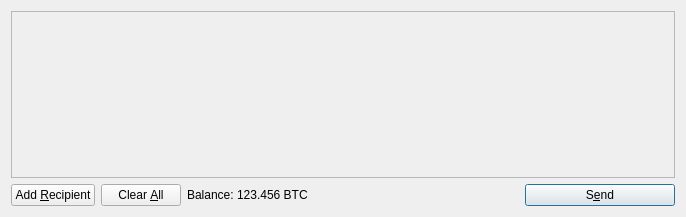
Old version of the form src/qt/forms/sendcoinsdialog.ui in the repository quark-project/quark.
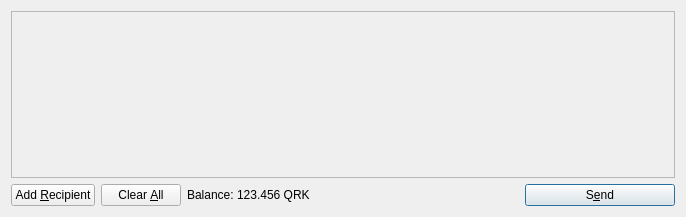
New version of the form. Icons and pictures are not drawn.

Diff of the .ui file:
```diff
--- a/src/qt/forms/sendcoinsdialog.ui
+++ b/src/qt/forms/sendcoinsdialog.ui
@@ -119,7 +119,7 @@
           <cursorShape>IBeamCursor</cursorShape>
          </property>
          <property name="text">
-          <string>123.456 BTC</string>
+          <string>123.456 QRK</string>
          </property>
          <property name="textInteractionFlags">
           <set>Qt::LinksAccessibleByMouse|Qt::TextSelectableByKeyboard|Qt::TextSelectableByMouse</set>
```
